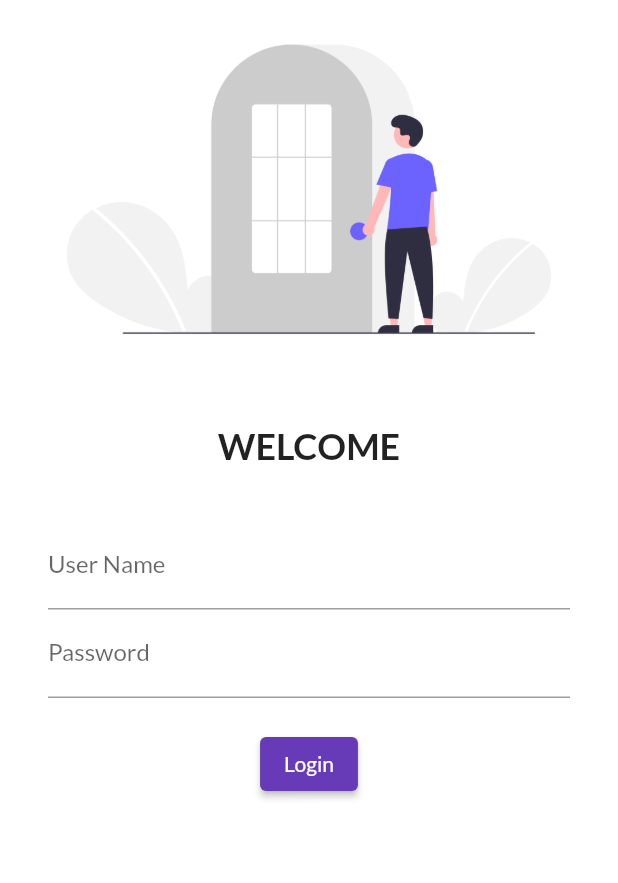
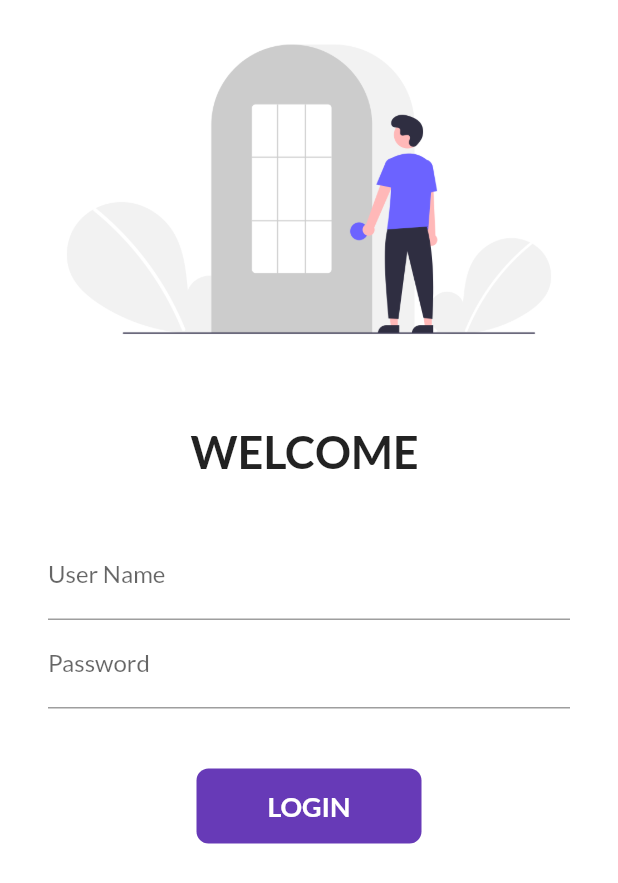
Before and after one commit to jsrjay/learnflutter, a Flutter app: the screen it shows after launch, on a phone screen of 412 x 824 dp. Shown: the top 883 px of the screen. Run offline on Flutter 3.47's test engine with Material 2 defaults, Android fonts, the phone set to English and light mode, and no system bars; our stand-ins replace google_fonts.

Commit message:
day6 completed

```diff
--- a/lib/main.dart
+++ b/lib/main.dart
@@ -1,5 +1,6 @@
 import 'package:flutter/material.dart';
 import 'package:flutter_application_1/pages/login_page.dart';
+import 'package:flutter_application_1/utils/routes.dart';
 import 'package:google_fonts/google_fonts.dart';
 
 import 'pages/home_page.dart';
@@ -27,8 +28,8 @@ class MyApp extends StatelessWidget {
       initialRoute: "/login",
       routes: {
         "/": (context) => const LoginPage(),
-        "/home": (context) => const HomePage(),
-        "/login": (context) => const LoginPage()
+        MyRoutes.homeRoute: (context) => const HomePage(),
+        MyRoutes.loginRoute: (context) => const LoginPage()
       },
     );
   }
--- a/lib/pages/login_page.dart
+++ b/lib/pages/login_page.dart
@@ -1,12 +1,21 @@
 import 'package:flutter/material.dart';
+import 'package:flutter_application_1/utils/routes.dart';
 
-class LoginPage extends StatelessWidget {
+class LoginPage extends StatefulWidget {
   const LoginPage({super.key});
 
+  @override
+  State<LoginPage> createState() => _LoginPageState();
+}
+
+class _LoginPageState extends State<LoginPage> {
+  String name = "";
+  bool changeButton = false;
   @override
   Widget build(BuildContext context) {
     return Material(
       color: Colors.white,
+      child: SingleChildScrollView(
         child: Column(
           children: [
             Image.asset(
@@ -16,10 +25,10 @@ class LoginPage extends StatelessWidget {
             const SizedBox(
               height: 30,
             ),
-          const Text(
-            'WELCOME',
+            Text(
+              "WELCOME $name",
               style: TextStyle(
-              fontSize: 24,
+                fontSize: 30,
                 fontWeight: FontWeight.bold,
               ),
             ),
@@ -36,6 +45,10 @@ class LoginPage extends StatelessWidget {
                       hintText: "Enter UserName",
                       labelText: "User Name",
                     ),
+                    onChanged: (value) {
+                      name = value;
+                      setState(() {});
+                    },
                   ),
                   TextFormField(
                     obscureText: true,
@@ -45,18 +58,55 @@ class LoginPage extends StatelessWidget {
                     ),
                   ),
                   const SizedBox(
-                  height: 20,
+                    height: 40,
                   ),
-                ElevatedButton(
-                  onPressed: () {},
-                  child: Text("Login"),
-                  style: TextButton.styleFrom(),
+
+                  InkWell(
+                    onTap: () async {
+                      setState(() {
+                        changeButton = true;
+                      });
+
+                      await Future.delayed(Duration(seconds: 1));
+                      Navigator.pushNamed(context, MyRoutes.homeRoute);
+                    },
+                    child: AnimatedContainer(
+                      duration: Duration(seconds: 1),
+                      height: 50,
+                      width: changeButton ? 50 : 150,
+                      alignment: Alignment.center,
+                      child: changeButton
+                          ? Icon(
+                              Icons.done,
+                              color: Colors.white,
+                            )
+                          : Text(
+                              "LOGIN",
+                              style: TextStyle(
+                                  color: Colors.white,
+                                  fontWeight: FontWeight.bold,
+                                  fontSize: 18),
                             ),
+                      decoration: BoxDecoration(
+                        color: Colors.deepPurple,
+                        borderRadius:
+                            BorderRadius.circular(changeButton ? 50 : 8),
+                      ),
+                    ),
+                  ),
+                  // ElevatedButton(
+                  //   onPressed: () {
+                  //     Navigator.pushNamed(context, MyRoutes.homeRoute);
+                  //   },
+                  //   style: TextButton.styleFrom(minimumSize: Size(150, 40)),
+                  //   child: const Text("Login"),
+                  // ),
                 ],
               ),
             ),
           ],
         ),
+      ),
     );
   }
 }
--- /dev/null
+++ b/lib/utils/routes.dart
@@ -0,0 +1,4 @@
+class MyRoutes {
+  static String loginRoute = "/login";
+  static String homeRoute = "/home";
+}
```
Lines whose indentation alone changed are shown as unchanged.
